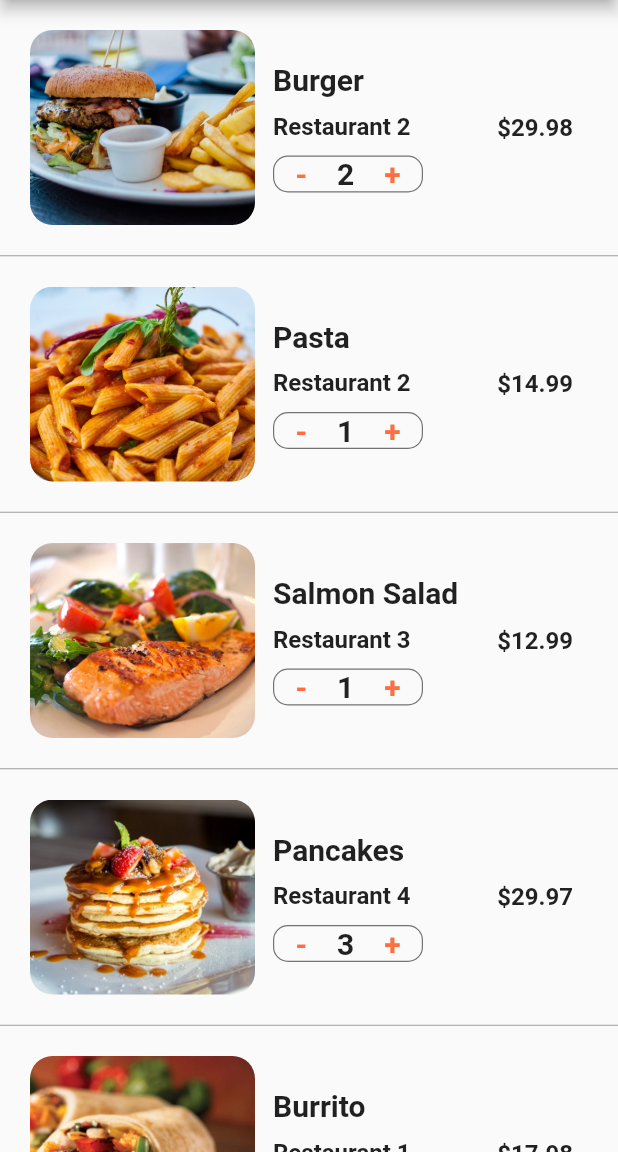
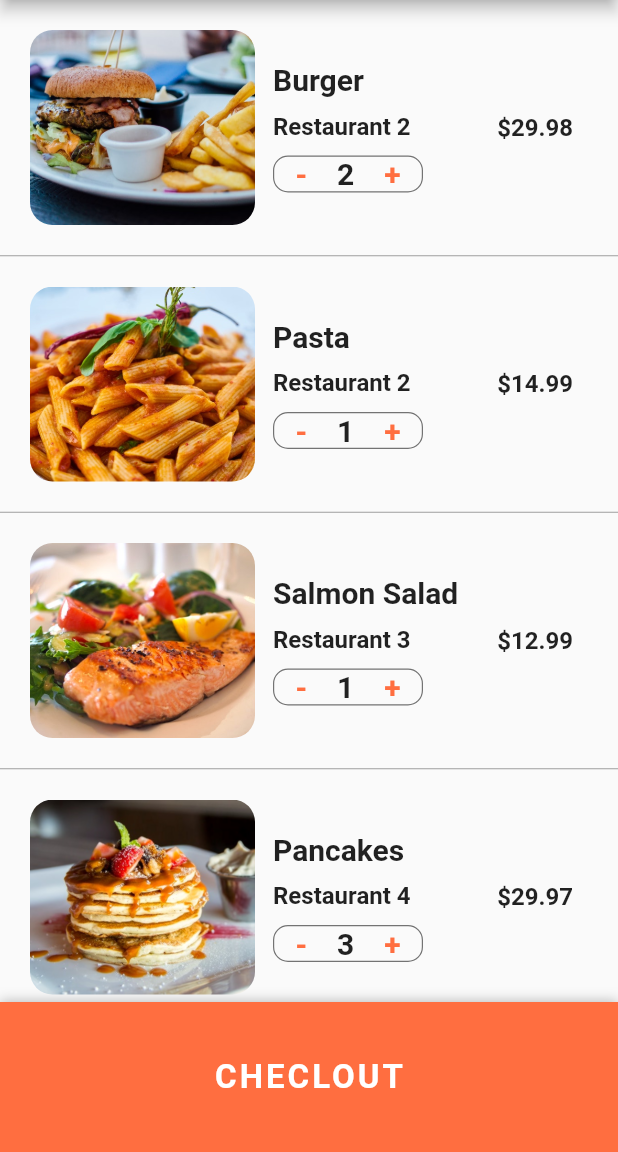
Before and after one commit to hardliver/flutter_food_delivery_ui, a Flutter app: the CartScreen screen opened directly, on a phone screen of 412 x 824 dp, the part 84-1236 px from its top. Run offline on Flutter 3.47's test engine with Material 2 defaults, Android fonts, the phone set to English and light mode, and no system bars.

Commit message:
12. Bottom Sheet Checkout Button

```diff
--- a/lib/screens/cart_screen.dart
+++ b/lib/screens/cart_screen.dart
@@ -126,15 +126,70 @@ class _CartScreenState extends State<CartScreen> {
 
   @override
   Widget build(BuildContext context) {
+    double totalPrice = 0;
+    currentUser.cart.forEach(
+      (Order order) => totalPrice += order.quantity * order.food.price,
+    );
+
     return Scaffold(
       appBar: AppBar(
         title: Text('Cart (${currentUser.cart.length})'),
       ),
       body: ListView.separated(
-        itemCount: currentUser.cart.length,
+        itemCount: currentUser.cart.length + 1,
         itemBuilder: (BuildContext context, int index) {
-          Order order = currentUser.cart[index];
-          return _buildBuildCartItem(order);
+          if (index < currentUser.cart.length) {
+            Order order = currentUser.cart[index];
+            return _buildBuildCartItem(order);
+          }
+          return Padding(
+            padding: EdgeInsets.all(20.0),
+            child: Column(
+              children: <Widget>[
+                Row(
+                  mainAxisAlignment: MainAxisAlignment.spaceBetween,
+                  children: <Widget>[
+                    Text(
+                      'Estimated Delivery Time:',
+                      style: TextStyle(
+                        fontSize: 20.0,
+                        fontWeight: FontWeight.w600,
+                      ),
+                    ),
+                    Text(
+                      '25 min',
+                      style: TextStyle(
+                        fontSize: 20.0,
+                        fontWeight: FontWeight.w600,
+                      ),
+                    ),
+                  ],
+                ),
+                SizedBox(height: 10.0),
+                Row(
+                  mainAxisAlignment: MainAxisAlignment.spaceBetween,
+                  children: <Widget>[
+                    Text(
+                      'Total Cost:',
+                      style: TextStyle(
+                        fontSize: 20.0,
+                        fontWeight: FontWeight.w600,
+                      ),
+                    ),
+                    Text(
+                      '\$${totalPrice.toStringAsFixed(2)}',
+                      style: TextStyle(
+                        color: Colors.green[700],
+                        fontSize: 20.0,
+                        fontWeight: FontWeight.w600,
+                      ),
+                    ),
+                  ],
+                ),
+                SizedBox(height: 80.0),
+              ],
+            ),
+          );
         },
         separatorBuilder: (BuildContext context, int index) {
           return Divider(
@@ -143,6 +198,34 @@ class _CartScreenState extends State<CartScreen> {
           );
         },
       ),
+      bottomSheet: Container(
+        height: 100.0,
+        width: MediaQuery.of(context).size.width,
+        decoration: BoxDecoration(
+          color: Theme.of(context).primaryColor,
+          boxShadow: [
+            BoxShadow(
+              color: Colors.black26,
+              offset: Offset(0, -1),
+              blurRadius: 6.0,
+            ),
+          ],
+        ),
+        child: Center(
+          child: FlatButton(
+            child: Text(
+              'CHECLOUT',
+              style: TextStyle(
+                color: Colors.white,
+                fontSize: 22.0,
+                fontWeight: FontWeight.bold,
+                letterSpacing: 2.0,
+              ),
+            ),
+            onPressed: () {},
+          ),
+        ),
+      ),
     );
   }
 }
```
